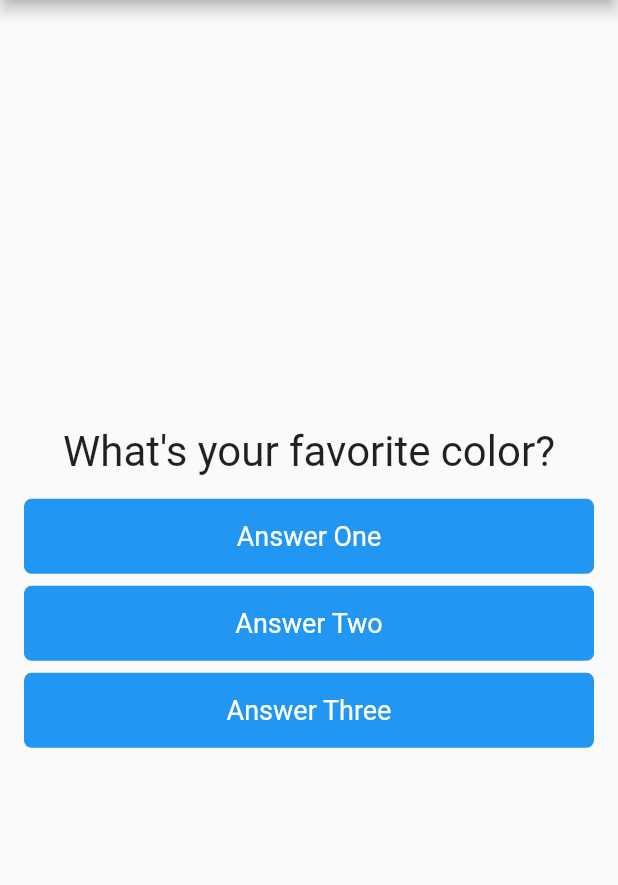
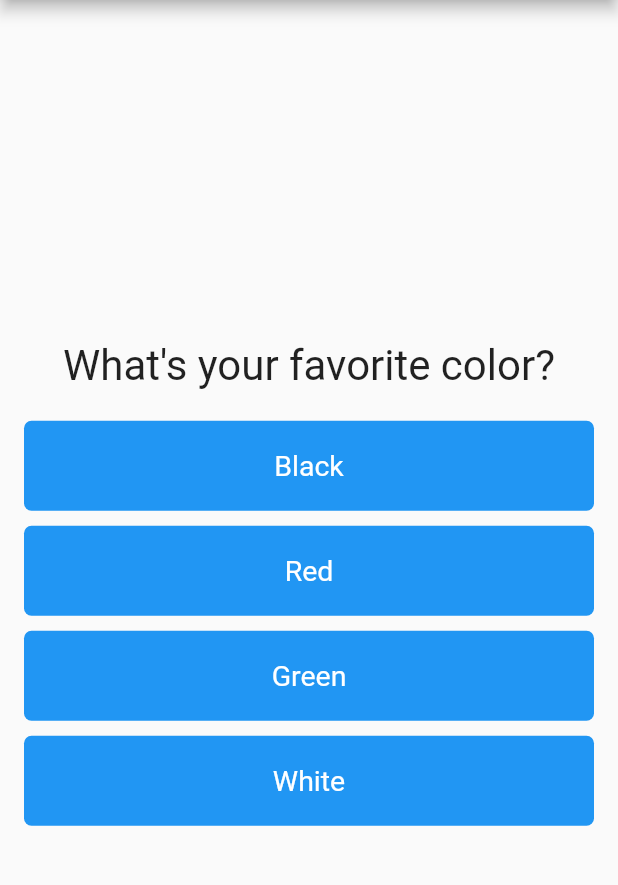
Before and after one commit to PrinceNarteh/quiz-app, a Flutter app: the screen it shows after launch, on a phone screen of 412 x 824 dp, the part 84-969 px from its top. Run offline on Flutter 3.47's test engine with Material 2 defaults, Android fonts, the phone set to English and light mode, and no system bars.

Commit message:
styles answers widget

```diff
--- a/lib/answer.dart
+++ b/lib/answer.dart
@@ -8,10 +8,12 @@ class Answer extends StatelessWidget {
 
   @override
   Widget build(BuildContext context) {
-    return InkWell(
+    return Container(
+      margin: const EdgeInsets.symmetric(vertical: 5),
+      child: InkWell(
         onTap: selectHandler,
         child: Ink(
-        height: 50,
+          height: 60,
           width: double.infinity,
           decoration: const BoxDecoration(
             color: Colors.blue,
@@ -23,8 +25,9 @@ class Answer extends StatelessWidget {
             child: Text(
               answerText,
               style: const TextStyle(
-              fontSize: 18,
+                fontSize: 19,
                 color: Colors.white,
+              ),
             ),
           ),
         ),
--- a/lib/main.dart
+++ b/lib/main.dart
@@ -14,10 +14,19 @@ class MyApp extends StatefulWidget {
 class _MyAppState extends State<MyApp> {
   int _questionIndex = 0;
 
-  List<String> questions = [
-    "What's your favorite color?",
-    "What's your favorite food?",
-    "What's your favorite animal?",
+  List<Map<String, Object>> questions = [
+    {
+      "questionText": "What's your favorite color?",
+      "answers": ["Black", "Red", "Green", "White"]
+    },
+    {
+      "questionText": "What's your favorite food?",
+      "answers": ["Gobe", "Fried Rice", "Banku", "Jollof"]
+    },
+    {
+      "questionText": "What's your favorite animal?",
+      "answers": ["Cat", "Dog", "Rabbit", "Peacock"]
+    }
   ];
 
   void _answerQuestion() {
@@ -39,12 +48,11 @@ class _MyAppState extends State<MyApp> {
             crossAxisAlignment: CrossAxisAlignment.center,
             mainAxisAlignment: MainAxisAlignment.center,
             children: <Widget>[
-              Question(questions[_questionIndex]),
-              Answer("Answer One", _answerQuestion),
-              const SizedBox(height: 8),
-              Answer("Answer Two", _answerQuestion),
-              const SizedBox(height: 8),
-              Answer("Answer Three", _answerQuestion)
+              Question(questions[_questionIndex]['questionText'] as String),
+              ...(questions[_questionIndex]['answers'] as List<String>)
+                  .map((answer) {
+                return Answer(answer, _answerQuestion);
+              }).toList()
             ],
           ),
         ),
```
Lines whose indentation alone changed are shown as unchanged.
